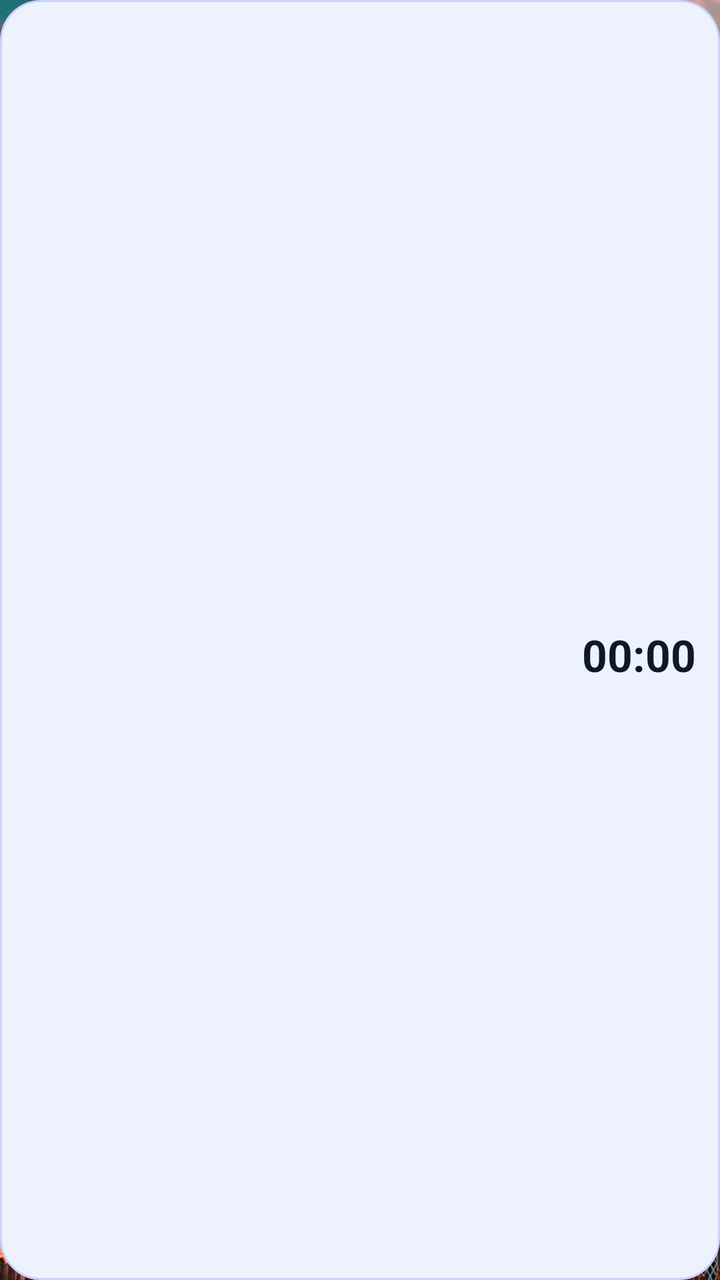
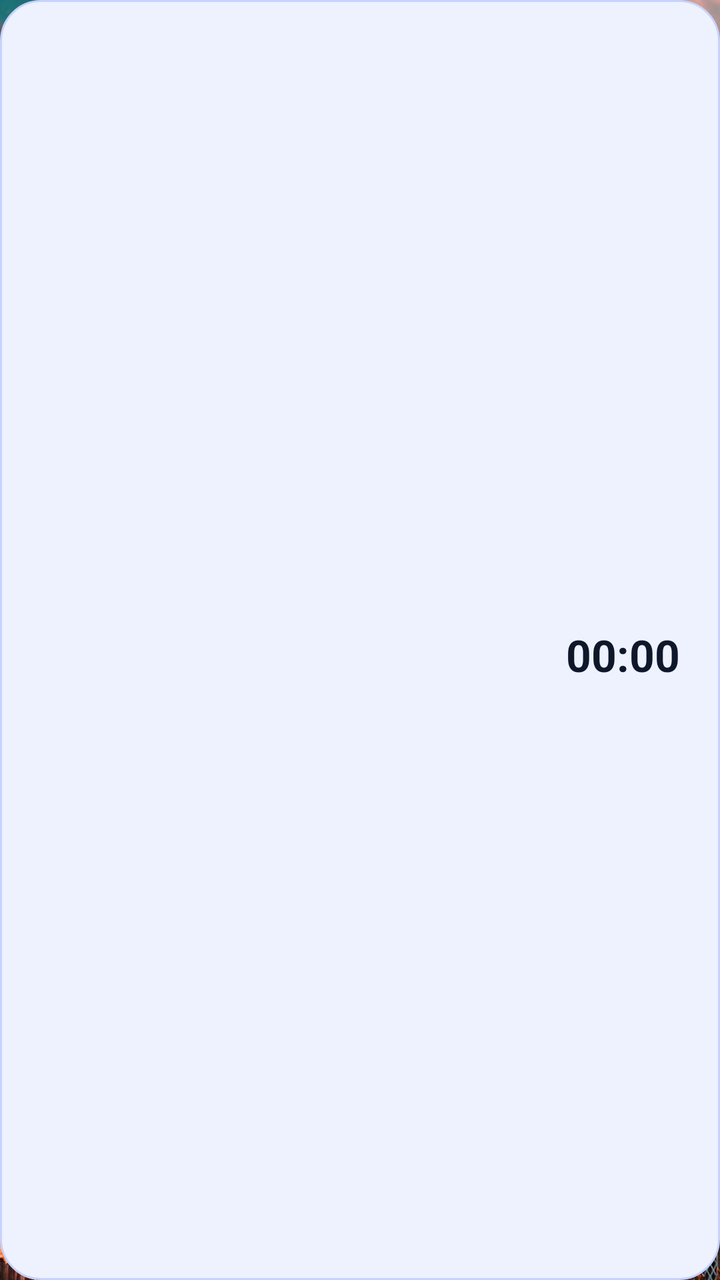

The first picture is an Android layout as it rendered before a commit; the second is the same layout after the commit. The layout source and the unified diff follow.
<!-- AndroidManifest.xml: application theme Theme.RamazanImsakiyesi -->
<!-- res/layout/widget_ramadan.xml -->
<?xml version="1.0" encoding="utf-8"?>
<LinearLayout xmlns:android="http://schemas.android.com/apk/res/android"
    android:id="@+id/widget_root"
    android:layout_width="match_parent"
    android:layout_height="match_parent"
    android:background="@drawable/bg_ramadan_widget"
    android:gravity="center_vertical"
    android:orientation="horizontal"
    android:padding="12dp">

    <LinearLayout
        android:layout_width="0dp"
        android:layout_height="wrap_content"
        android:layout_weight="1"
        android:gravity="center_vertical"
        android:orientation="horizontal">

        <ImageView
            android:id="@+id/img_next_icon"
            android:layout_width="28dp"
            android:layout_height="28dp"
            android:scaleType="centerInside"
            android:tint="#4F46E5" />

        <LinearLayout
            android:layout_width="wrap_content"
            android:layout_height="wrap_content"
            android:layout_marginStart="8dp"
            android:orientation="vertical">

            <TextView
                android:id="@+id/txt_next_name"
                android:layout_width="wrap_content"
                android:layout_height="wrap_content"
                android:textColor="#0F172A"
                android:textSize="13sp"
                android:textStyle="bold" />

            <TextView
                android:id="@+id/txt_next_time"
                android:layout_width="wrap_content"
                android:layout_height="wrap_content"
                android:textColor="#475569"
                android:textSize="12sp" />
        </LinearLayout>
    </LinearLayout>

    <LinearLayout
        android:layout_width="0dp"
        android:layout_height="wrap_content"
        android:layout_weight="1"
        android:gravity="center_vertical|end"
        android:orientation="vertical">

        <TextView
            android:id="@+id/txt_countdown_label"
            android:layout_width="wrap_content"
            android:layout_height="wrap_content"
            android:textColor="#6366F1"
            android:textSize="11sp"
            android:textStyle="bold" />

        <Chronometer
            android:id="@+id/txt_countdown_value"
            android:layout_width="wrap_content"
            android:layout_height="wrap_content"
            android:textColor="#0F172A"
            android:textSize="22sp"
            android:textStyle="bold" />
    </LinearLayout>

</LinearLayout>
<!-- resources referenced by this layout -->
<resources>
  <!-- drawable bg_ramadan_widget (drawable) -->
  <?xml version="1.0" encoding="utf-8"?>
  <shape xmlns:android="http://schemas.android.com/apk/res/android" android:shape="rectangle">
      <solid android:color="#EEF2FF" />
      <corners android:radius="20dp" />
      <stroke
          android:width="1dp"
          android:color="#C7D2FE" />
  </shape>
  <style name="Theme.RamazanImsakiyesi" parent="android:Theme.Material.Light.NoActionBar">
          <item name="android:windowBackground">@drawable/splash</item>
      </style>
  <!-- drawable splash: jpg bitmap (drawable, 252434 bytes) -->
</resources>

<!-- the commit's change to res/layout/widget_ramadan.xml (unified diff, before → after) -->
@@ -6,14 +6,15 @@
     android:background="@drawable/bg_ramadan_widget"
     android:gravity="center_vertical"
     android:orientation="horizontal"
-    android:padding="12dp">
+    android:padding="10dp">
 
     <LinearLayout
         android:layout_width="0dp"
-        android:layout_height="wrap_content"
+        android:layout_height="match_parent"
         android:layout_weight="1"
         android:gravity="center_vertical"
-        android:orientation="horizontal">
+        android:orientation="horizontal"
+        android:paddingHorizontal="10dp">
 
         <ImageView
             android:id="@+id/img_next_icon"
@@ -47,10 +48,11 @@
 
     <LinearLayout
         android:layout_width="0dp"
-        android:layout_height="wrap_content"
+        android:layout_height="match_parent"
         android:layout_weight="1"
         android:gravity="center_vertical|end"
-        android:orientation="vertical">
+        android:orientation="vertical"
+        android:paddingHorizontal="10dp">
 
         <TextView
             android:id="@+id/txt_countdown_label"
